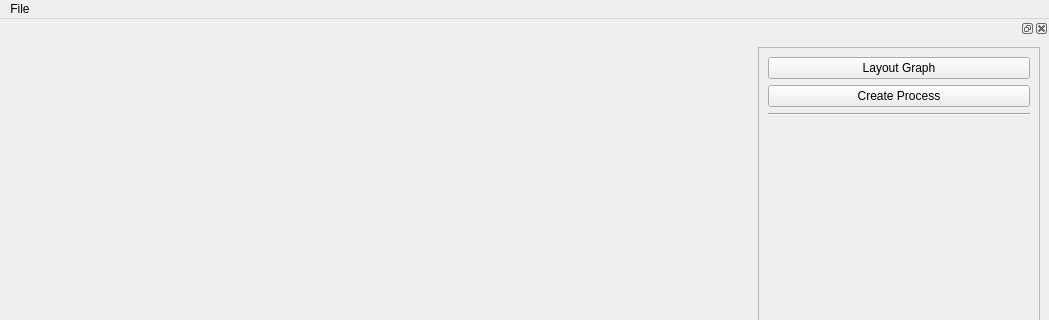
hasielhassan/PlumberManager, file resources/manager_form.ui: the form before one commit; both pictures show x 0 to 1049 and y 0 to 320 of the 1049 by 753 pixel window.
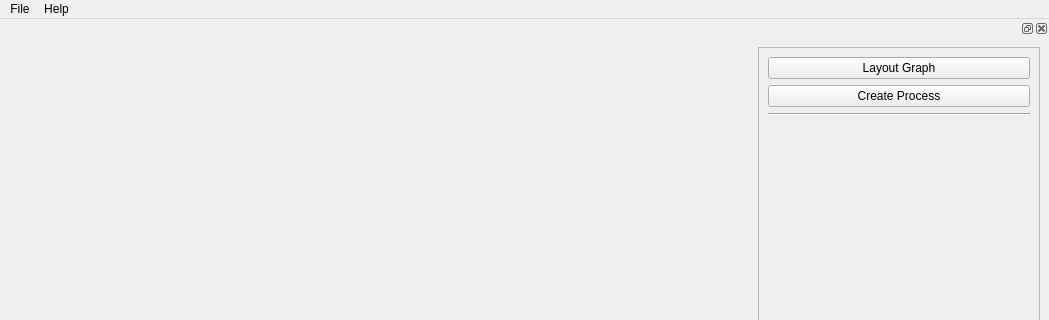
The form after the commit.

Commit message: Add about menu and dialog

```diff
--- a/resources/manager_form.ui
+++ b/resources/manager_form.ui
@@ -32,7 +32,14 @@
     <addaction name="actionOpen"/>
     <addaction name="actionSave"/>
    </widget>
+   <widget class="QMenu" name="menuHelp">
+    <property name="title">
+     <string>Help</string>
+    </property>
+    <addaction name="actionAbout"/>
+   </widget>
    <addaction name="menuFile"/>
+   <addaction name="menuHelp"/>
   </widget>
   <widget class="QStatusBar" name="statusbar"/>
   <widget class="QDockWidget" name="dockWidget">
```
Left out of the diff: 5 changed lines with no effect on the pictures. The commit also changes 4 other files.
